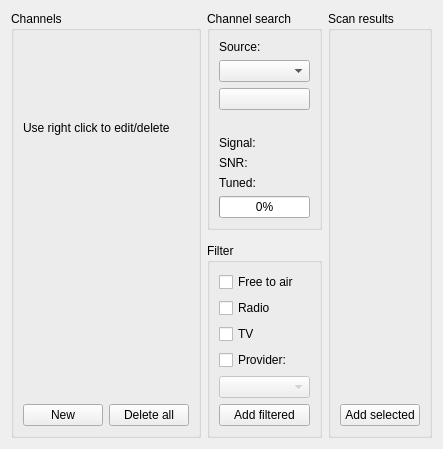
Old version of the form src/dvb/dvbscandialog.ui in the repository KDE/kaffeine.
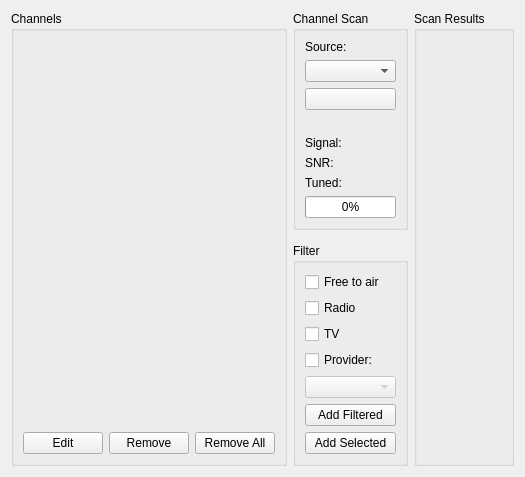
New version of the form. Custom widgets are drawn as their Qt base class.

```diff
--- a/src/dvb/dvbscandialog.ui
+++ b/src/dvb/dvbscandialog.ui
@@ -8,13 +8,6 @@
       <string>Channels</string>
      </property>
      <layout class="QVBoxLayout" >
-      <item>
-       <widget class="QLabel" name="label_2" >
-        <property name="text" >
-         <string>Use right click to edit/delete</string>
-        </property>
-       </widget>
-      </item>
       <item>
        <widget class="ProxyTreeView" native="1" name="channelView" />
       </item>
@@ -23,14 +16,21 @@
         <item>
          <widget class="QPushButton" name="newChannelButton" >
           <property name="text" >
-           <string>New</string>
+           <string>Edit</string>
           </property>
          </widget>
         </item>
         <item>
          <widget class="QPushButton" name="deleteAllButton" >
           <property name="text" >
-           <string>Delete all</string>
+           <string>Remove</string>
+          </property>
+         </widget>
+        </item>
+        <item>
+         <widget class="QPushButton" name="removeAllButton" >
+          <property name="text" >
+           <string>Remove All</string>
           </property>
          </widget>
         </item>
@@ -44,7 +44,7 @@
      <item>
       <widget class="QGroupBox" name="groupBox_2" >
        <property name="title" >
-        <string>Channel search</string>
+        <string>Channel Scan</string>
        </property>
        <layout class="QVBoxLayout" >
         <item>
@@ -162,7 +162,14 @@
         <item>
          <widget class="QPushButton" name="filteredButton" >
           <property name="text" >
-           <string>Add filtered</string>
+           <string>Add Filtered</string>
+          </property>
+         </widget>
+        </item>
+        <item>
+         <widget class="QPushButton" name="selectedButton" >
+          <property name="text" >
+           <string>Add Selected</string>
           </property>
          </widget>
         </item>
@@ -174,19 +181,12 @@
    <item>
     <widget class="QGroupBox" name="groupBox_3" >
      <property name="title" >
-      <string>Scan results</string>
+      <string>Scan Results</string>
      </property>
      <layout class="QVBoxLayout" >
       <item>
        <widget class="ProxyTreeView" native="1" name="scanResultsView" />
       </item>
-      <item>
-       <widget class="QPushButton" name="selectedButton" >
-        <property name="text" >
-         <string>Add selected</string>
-        </property>
-       </widget>
-      </item>
      </layout>
     </widget>
    </item>
```
Left out of the diff: 4 changed lines with no effect on the pictures.
